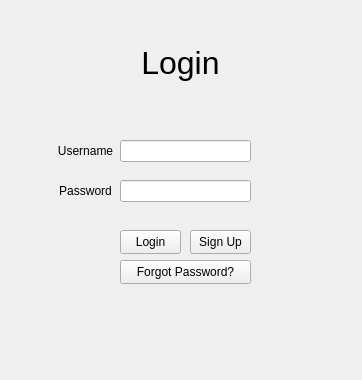
Old version of the form OOSD/loginwindow.ui in the repository joec2109/OOSD.
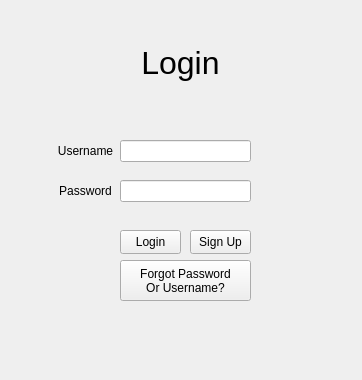
New version of the form. Icons and pictures are not drawn.

What changed in the file:
```diff
--- a/OOSD/loginwindow.ui
+++ b/OOSD/loginwindow.ui
@@ -165,11 +165,12 @@
       <x>120</x>
       <y>260</y>
       <width>131</width>
-      <height>24</height>
+      <height>41</height>
      </rect>
     </property>
     <property name="text">
-     <string>Forgot Password?</string>
+     <string>Forgot Password
+Or Username?</string>
     </property>
    </widget>
   </widget>
```
Left out of the diff: 10 changed lines with no effect on the pictures.
